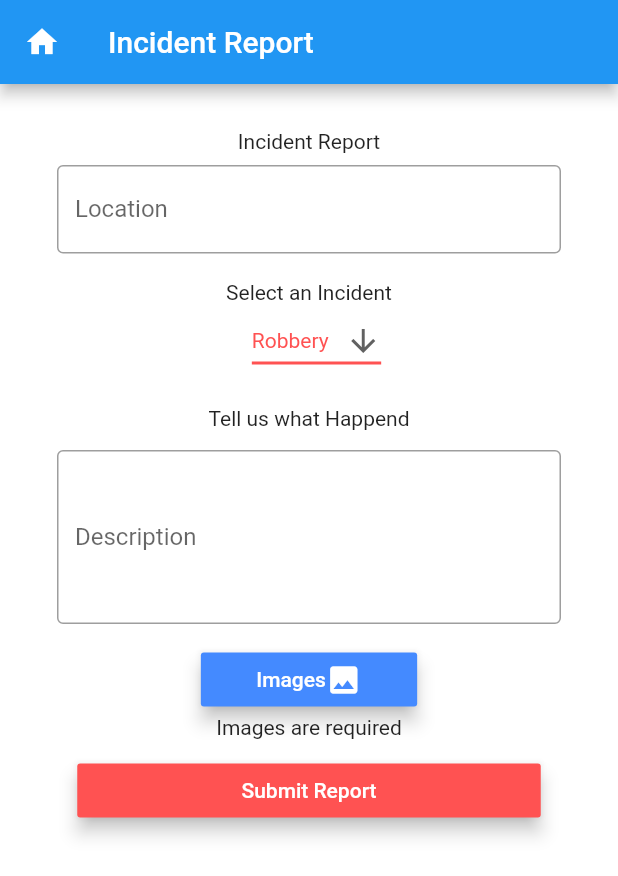
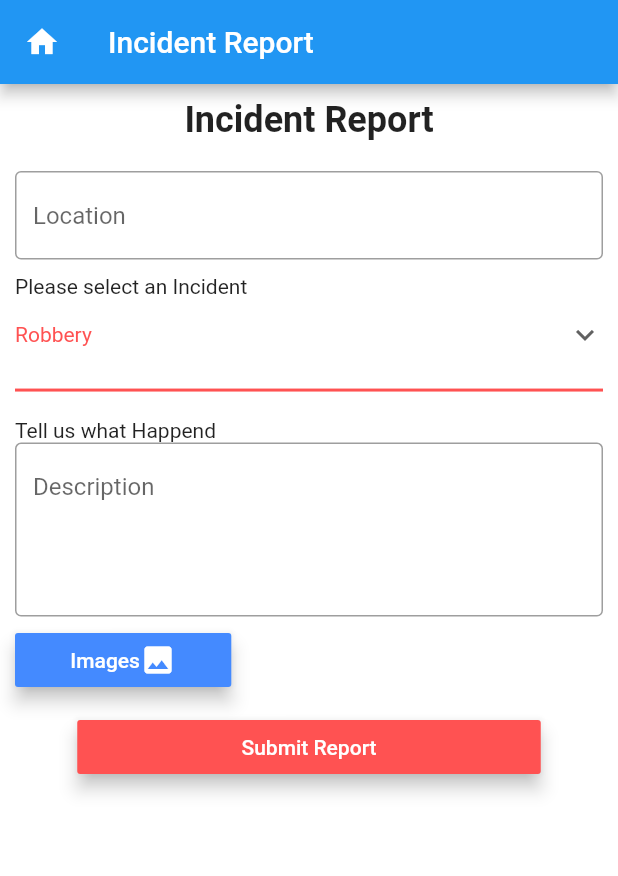
Before and after one commit to ianvillamia/SOSMAK, a Flutter app: the IncidentReportV2 screen opened directly with empty values, on a phone screen of 412 x 824 dp. Shown: the top 876 px of the screen. Run offline on Flutter 3.47's test engine with Material 2 defaults, Android fonts, the phone set to English and light mode, and no system bars; our stand-ins replace cloud_firestore, date_format, firebase_auth, firebase_core, firebase_storage, geocoding and 4 more; missing offline and left inert: flutter_polyline_points, geocoder, google_maps_webservice, multi_image_picker, nima, search_map_place; accounts and stored records are empty.

Commit message:
edit and fix designs

```diff
--- a/lib/models/incidentmodel.dart
+++ b/lib/models/incidentmodel.dart
@@ -5,7 +5,7 @@ class IncidentModel {
   String date;
   String incident;
   String desc;
-  List imageUrls = [];
+  List images = [];
   int status;
   String reporterRef;
 
@@ -14,7 +14,7 @@ class IncidentModel {
     this.date = doc.data()['date'] ?? '';
     this.incident = doc.data()['incident'] ?? '';
     this.desc = doc.data()['desc'] ?? '';
-    this.imageUrls = doc.data()['imageUrls'] ?? [];
+    this.images = doc.data()['images'] ?? [];
     this.status = doc.data()['status'];
     this.reporterRef = doc.data()['reporterRef'] ?? '';
   }
@@ -27,7 +27,7 @@ class IncidentModel {
       'date': this.date,
       'incident': this.incident,
       'desc': this.desc,
-      'images': this.imageUrls,
+      'images': this.images,
       'status': 0 //0 1 2
     };
   }
--- a/lib/screens/admin/incidentReportsAdmin/bottomSheet.dart
+++ b/lib/screens/admin/incidentReportsAdmin/bottomSheet.dart
@@ -95,7 +95,7 @@ class _IncidentReportBottomSheetState extends State<IncidentReportBottomSheet> {
                             ),
                             buildText(
                                 title: 'Image/s: ',
-                                data: '${widget.incident.imageUrls.length}'),
+                                data: '${widget.incident.images.length}'),
                             getImages(doc: widget.doc),
                           ],
                         ),
@@ -266,7 +266,7 @@ class _IncidentReportBottomSheetState extends State<IncidentReportBottomSheet> {
   }
 
   getImages({@required DocumentSnapshot doc}) {
-    List images = doc.data()['imageUrls'];
+    List images = doc.data()['images'];
     print(doc);
     if (images.length != 0) {
       return Container(
--- a/lib/screens/home.dart
+++ b/lib/screens/home.dart
@@ -15,6 +15,7 @@ import 'package:flutter/material.dart';
 import 'package:provider/provider.dart';
 import './wantedList_screens/wantedList.dart';
 import 'admin/incidentReportsAdmin/incidentReportsAdmin.dart';
+import 'sos_screen/sosNumbers.dart';
 
 class Home extends StatefulWidget {
   Home({Key key}) : super(key: key);
@@ -106,7 +107,7 @@ class _HomeState extends State<Home> {
           _buildTile(
               color: Colors.white,
               text: 'Emergency HOTLINE',
-              widget: SOSPage(),
+              widget: SosNumbers(),
               icon: Icons.call),
           _buildTile(
               color: Colors.white,
--- a/lib/screens/incident_report/incidentReport.dart
+++ b/lib/screens/incident_report/incidentReport.dart
@@ -160,7 +160,7 @@ class _IncidentReportState extends State<IncidentReport> {
         appBar: AppBar(
           title: Text('SOSMAK'),
           leading: IconButton(
-            icon: Icon(Icons.home),
+            icon: Icon(Icons.arrow_back),
             onPressed: () {
               Navigator.pop(context);
             },
@@ -453,7 +453,7 @@ class _IncidentReportState extends State<IncidentReport> {
           incident.location = locationController.text;
           incident.date = '${dateController.text}, ${timeController.text}';
           incident.incident = _selectedIncident.name;
-          incident.imageUrls = imageUrls;
+          incident.images = images;
           incident.status = 0;
           incident.desc = descController.text;
           incident.reporterRef = firebaseUser.uid;
--- a/lib/screens/incident_report/incidentReportv2.dart
+++ b/lib/screens/incident_report/incidentReportv2.dart
@@ -102,29 +102,26 @@ class _IncidentReportV2State extends State<IncidentReportV2> {
         height: size.height,
         color: Colors.white,
         child: Padding(
-          padding: EdgeInsets.all(30),
+          padding: EdgeInsets.all(10),
           child: SingleChildScrollView(
             child: Column(
-              crossAxisAlignment: CrossAxisAlignment.center,
+              crossAxisAlignment: CrossAxisAlignment.start,
               children: [
-                Text('Incident Report'),
+                Align(
+                  alignment: Alignment.topCenter,
+                  child: Text('Incident Report',
+                      textAlign: TextAlign.center,
+                      style:
+                          TextStyle(fontSize: 24, fontWeight: FontWeight.bold)),
+                ),
+                SizedBox(height: 20),
                 _buildTextFormField(
                     label: 'Location', controller: locationController),
-                SizedBox(
-                  height: 10,
-                ),
-                Text('Select an Incident'),
-                Padding(
-                  padding: EdgeInsets.only(left: 10),
-                  child: _dropDownButton(),
-                ),
-                SizedBox(
-                  height: 20,
-                ),
+                SizedBox(height: 10),
+                Text('Please select an Incident'),
+                _dropDownButton(),
+                SizedBox(height: 10),
                 Text('Tell us what Happend'),
-                SizedBox(
-                  height: 5,
-                ),
                 _buildTextFormField(
                     label: 'Description',
                     maxLines: 4,
@@ -132,13 +129,15 @@ class _IncidentReportV2State extends State<IncidentReportV2> {
                 SizedBox(
                   height: 5,
                 ),
+                _imagePicker(),
                 _imagePreviews(),
-                _imagePicker(),
-                Text('Images are required'),
                 SizedBox(
                   height: 10,
                 ),
-                _submitButton(),
+                Align(
+                  alignment: Alignment.bottomCenter,
+                  child: _submitButton(),
+                )
               ],
             ),
           ),
@@ -151,9 +150,10 @@ class _IncidentReportV2State extends State<IncidentReportV2> {
       {@required String label,
       TextEditingController controller,
       int maxLines}) {
-    return Padding(
-      padding: const EdgeInsets.all(8.0),
+    return Container(
+      width: size.width,
       child: TextFormField(
+          textCapitalization: TextCapitalization.words,
           validator: (value) {
             if (value.isEmpty) {
               return 'Please enter some text';
@@ -162,16 +162,21 @@ class _IncidentReportV2State extends State<IncidentReportV2> {
           },
           maxLines: maxLines ?? 1,
           controller: controller,
-          decoration:
-              InputDecoration(labelText: label, border: OutlineInputBorder())),
+          decoration: InputDecoration(
+              alignLabelWithHint: true,
+              labelText: label,
+              border: OutlineInputBorder())),
     );
   }
 
   _dropDownButton() {
     return Container(
+      width: size.width,
+      height: size.height * 0.085,
       child: DropdownButton<String>(
+        isExpanded: true,
         value: dropdownValue,
-        icon: Icon(Icons.arrow_downward),
+        icon: Icon(Icons.keyboard_arrow_down),
         iconSize: 24,
         elevation: 16,
         style: TextStyle(color: Colors.redAccent),
@@ -222,18 +227,23 @@ class _IncidentReportV2State extends State<IncidentReportV2> {
   _imagePreviews() {
     if (this.images.length != 0) {
       return Container(
-        width: size.width * .5,
-        height: size.height * .1,
-        child: Row(
-            mainAxisAlignment: MainAxisAlignment.spaceEvenly,
-            children: images.map<Widget>((image) {
-              Asset asset = image;
-              return AssetThumb(
-                asset: asset,
-                width: 500,
-                height: 600,
-              );
-            }).toList()),
+        width: size.width,
+        height: size.height * .18,
+        child: images.length == 0
+            ? Container(
+                child: Text('Images are required. Please select images'),
+              )
+            : ListView.builder(
+                scrollDirection: Axis.horizontal,
+                itemCount: images.length,
+                itemBuilder: (BuildContext context, int index) => Padding(
+                      padding: const EdgeInsets.all(5.0),
+                      child: AssetThumb(
+                        height: 300,
+                        width: 300,
+                        asset: images[index],
+                      ),
+                    )),
       );
     } else {
       return Container(
@@ -249,7 +259,7 @@ class _IncidentReportV2State extends State<IncidentReportV2> {
 
     try {
       resultList = await MultiImagePicker.pickImages(
-        maxImages: 3,
+        maxImages: 5,
         enableCamera: false,
         selectedAssets: images,
         cupertinoOptions: CupertinoOptions(takePhotoIcon: "chat"),
--- a/lib/screens/medical_report/medicalreport.dart
+++ b/lib/screens/medical_report/medicalreport.dart
@@ -37,7 +37,7 @@ class _MedicalReportState extends State<MedicalReport> {
       appBar: AppBar(
         title: Text('Medical Report'),
         leading: IconButton(
-          icon: Icon(Icons.arrow_back),
+          icon: Icon(Icons.home),
           onPressed: () {
             Navigator.pop(context);
           },
@@ -160,8 +160,7 @@ class _MedicalReportState extends State<MedicalReport> {
             children: [
               Text(title,
                   style: TextStyle(fontWeight: FontWeight.bold, fontSize: 22)),
-              Text(result,
-                  style: TextStyle(fontWeight: FontWeight.bold, fontSize: 22))
+              Text(result, style: TextStyle(fontSize: 22))
             ],
           ),
         ),
--- a/lib/screens/wantedList_screens/wantedList.dart
+++ b/lib/screens/wantedList_screens/wantedList.dart
@@ -50,6 +50,12 @@ class _WantedListState extends State<WantedList> {
         appBar: AppBar(
           backgroundColor: Colors.redAccent,
           title: Text('Most Wanted List'),
+          leading: IconButton(
+            icon: Icon(Icons.home),
+            onPressed: () {
+              Navigator.pop(context);
+            },
+          ),
         ),
         body: StreamBuilder<QuerySnapshot>(
             stream:
--- a/lib/services/firestore_service.dart
+++ b/lib/services/firestore_service.dart
@@ -72,7 +72,7 @@ class UserService {
     String fileName = date.toString();
 
     return await firebase_storage.FirebaseStorage.instance
-        .ref('uploads/$fileName.png')
+        .ref('uploads/chat/$fileName.png')
         .putFile(file);
   }
 
@@ -142,7 +142,7 @@ class UserService {
         imageUrls.add(downloadUrl);
         if (imageUrls.length == images.length) {
           // create docu?
-          incident.imageUrls = imageUrls;
+          incident.images = images;
           await incidentReports.add(incident.toMap()).then((value) async {
             docRef = value.id;
             await users
```
Also changed, not shown: lib/screens/chat_screens/chat.dart (+12 -10 lines), lib/screens/medical_report/updateDetails.dart (+40 -64 lines), lib/screens/sos_screen/sosNumbers.dart (+38 -7 lines).
